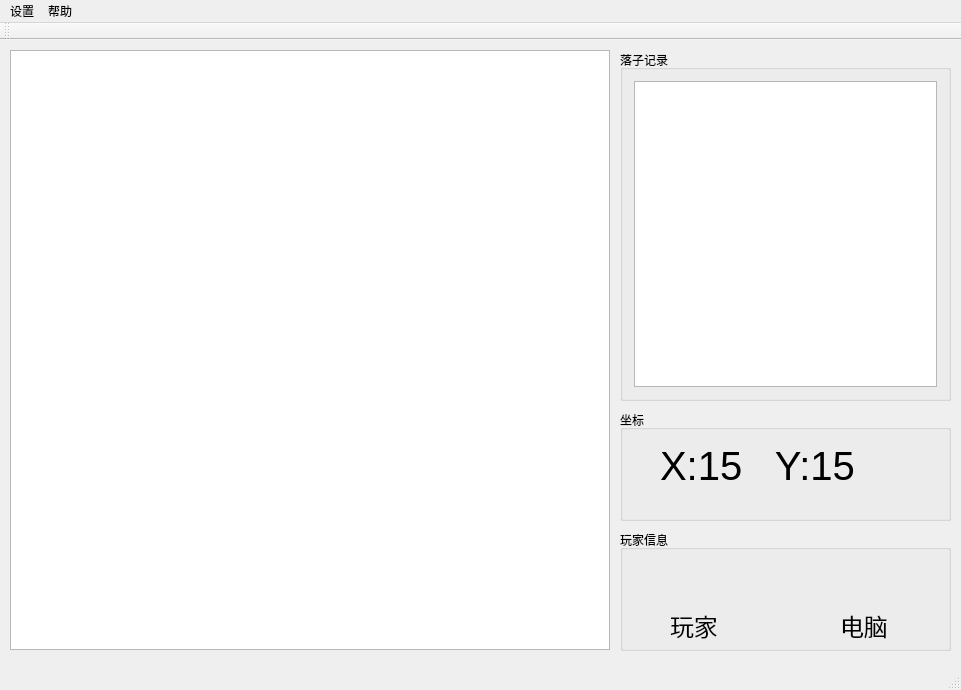
This is QtGomoku/QtGomoku/QtGomoku.ui in jiafeng5513/Gomoku as Qt 5 draws it before an edit. The edited form follows.
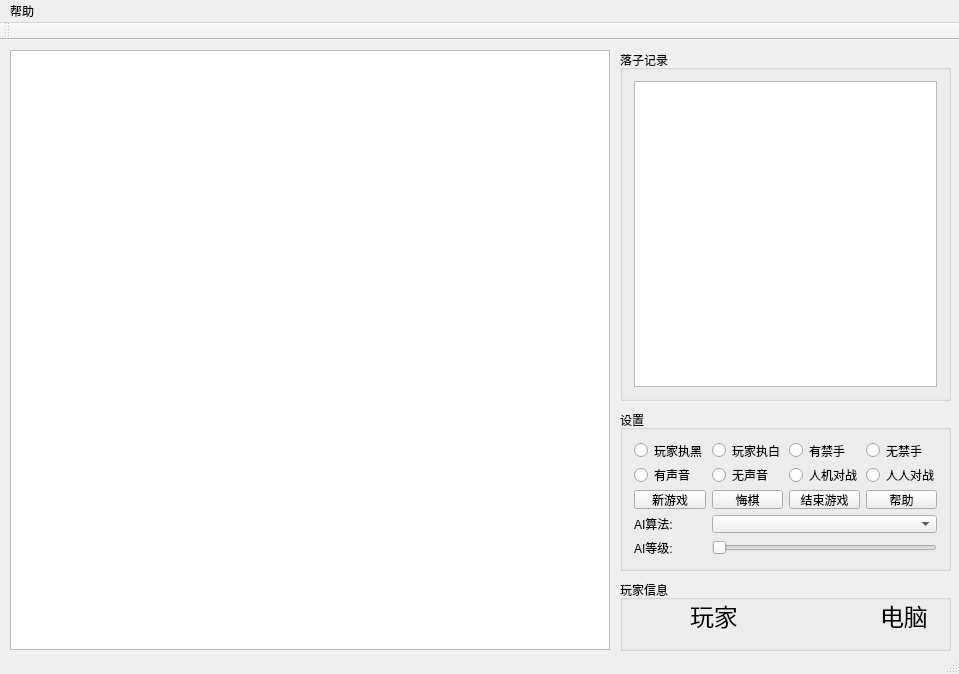
This is the edited form. Icons and pictures are not drawn.

Patch:
```diff
--- a/QtGomoku/QtGomoku/QtGomoku.ui
+++ b/QtGomoku/QtGomoku/QtGomoku.ui
@@ -9,8 +9,8 @@
    <rect>
     <x>0</x>
     <y>0</y>
-    <width>961</width>
-    <height>690</height>
+    <width>959</width>
+    <height>674</height>
    </rect>
   </property>
   <property name="sizePolicy">
@@ -69,39 +69,130 @@
       <x>620</x>
       <y>370</y>
       <width>331</width>
-      <height>111</height>
+      <height>161</height>
      </rect>
     </property>
     <property name="title">
-     <string>坐标</string>
+     <string>设置</string>
     </property>
-    <widget class="QLabel" name="label_Coordinate">
-     <property name="geometry">
-      <rect>
-       <x>40</x>
-       <y>30</y>
-       <width>271</width>
-       <height>51</height>
-      </rect>
-     </property>
-     <property name="font">
-      <font>
-       <family>Arial</family>
-       <pointsize>30</pointsize>
-      </font>
-     </property>
-     <property name="text">
-      <string>X:15   Y:15</string>
-     </property>
-    </widget>
+    <layout class="QGridLayout" name="gridLayout_2">
+     <item row="0" column="0">
+      <widget class="QRadioButton" name="radioButton_HumanBlack">
+       <property name="text">
+        <string>玩家执黑</string>
+       </property>
+      </widget>
+     </item>
+     <item row="4" column="0">
+      <widget class="QLabel" name="label_4">
+       <property name="text">
+        <string>AI等级:</string>
+       </property>
+      </widget>
+     </item>
+     <item row="3" column="0">
+      <widget class="QLabel" name="label_3">
+       <property name="text">
+        <string>AI算法:</string>
+       </property>
+      </widget>
+     </item>
+     <item row="3" column="1" colspan="3">
+      <widget class="QComboBox" name="comboBox_AiAlgorithm"/>
+     </item>
+     <item row="4" column="1" colspan="3">
+      <widget class="QSlider" name="horizontalSlider_AiLevel">
+       <property name="orientation">
+        <enum>Qt::Horizontal</enum>
+       </property>
+      </widget>
+     </item>
+     <item row="0" column="1">
+      <widget class="QRadioButton" name="radioButton_HumanWhite">
+       <property name="text">
+        <string>玩家执白</string>
+       </property>
+      </widget>
+     </item>
+     <item row="1" column="2">
+      <widget class="QRadioButton" name="radioButton_PVE">
+       <property name="text">
+        <string>人机对战</string>
+       </property>
+      </widget>
+     </item>
+     <item row="0" column="2">
+      <widget class="QRadioButton" name="radioButton_EnableForbidden">
+       <property name="text">
+        <string>有禁手</string>
+       </property>
+      </widget>
+     </item>
+     <item row="0" column="3">
+      <widget class="QRadioButton" name="radioButton_UnableForbidden">
+       <property name="text">
+        <string>无禁手</string>
+       </property>
+      </widget>
+     </item>
+     <item row="1" column="0">
+      <widget class="QRadioButton" name="radioButton_SoundOn">
+       <property name="text">
+        <string>有声音</string>
+       </property>
+      </widget>
+     </item>
+     <item row="1" column="1">
+      <widget class="QRadioButton" name="radioButton_SoundOff">
+       <property name="text">
+        <string>无声音</string>
+       </property>
+      </widget>
+     </item>
+     <item row="2" column="0">
+      <widget class="QPushButton" name="pushButton_NewGame">
+       <property name="text">
+        <string>新游戏</string>
+       </property>
+      </widget>
+     </item>
+     <item row="1" column="3">
+      <widget class="QRadioButton" name="radioButton_PVP">
+       <property name="text">
+        <string>人人对战</string>
+       </property>
+      </widget>
+     </item>
+     <item row="2" column="1">
+      <widget class="QPushButton" name="pushButton_Undo">
+       <property name="text">
+        <string>悔棋</string>
+       </property>
+      </widget>
+     </item>
+     <item row="2" column="2">
+      <widget class="QPushButton" name="pushButton_StopGame">
+       <property name="text">
+        <string>结束游戏</string>
+       </property>
+      </widget>
+     </item>
+     <item row="2" column="3">
+      <widget class="QPushButton" name="pushButton_Help">
+       <property name="text">
+        <string>帮助</string>
+       </property>
+      </widget>
+     </item>
+    </layout>
    </widget>
    <widget class="QGroupBox" name="groupBox_3">
     <property name="geometry">
      <rect>
       <x>620</x>
-      <y>490</y>
+      <y>540</y>
       <width>331</width>
-      <height>121</height>
+      <height>71</height>
      </rect>
     </property>
     <property name="title">
@@ -110,10 +201,10 @@
     <widget class="QLabel" name="label">
      <property name="geometry">
       <rect>
-       <x>60</x>
-       <y>30</y>
-       <width>40</width>
-       <height>40</height>
+       <x>20</x>
+       <y>20</y>
+       <width>41</width>
+       <height>41</height>
       </rect>
      </property>
      <property name="styleSheet">
@@ -126,10 +217,10 @@
     <widget class="QLabel" name="label_2">
      <property name="geometry">
       <rect>
-       <x>230</x>
-       <y>30</y>
-       <width>40</width>
-       <height>40</height>
+       <x>210</x>
+       <y>20</y>
+       <width>41</width>
+       <height>41</height>
       </rect>
      </property>
      <property name="styleSheet">
@@ -142,9 +233,9 @@
     <widget class="QLabel" name="label_BlackOwner">
      <property name="geometry">
       <rect>
-       <x>50</x>
-       <y>80</y>
-       <width>61</width>
+       <x>70</x>
+       <y>20</y>
+       <width>48</width>
        <height>31</height>
       </rect>
      </property>
@@ -161,9 +252,9 @@
     <widget class="QLabel" name="label_WhiteOwner">
      <property name="geometry">
       <rect>
-       <x>220</x>
-       <y>80</y>
-       <width>71</width>
+       <x>260</x>
+       <y>20</y>
+       <width>48</width>
        <height>31</height>
       </rect>
      </property>
@@ -184,32 +275,16 @@
     <rect>
      <x>0</x>
      <y>0</y>
-     <width>961</width>
-     <height>26</height>
+     <width>959</width>
+     <height>23</height>
     </rect>
    </property>
-   <widget class="QMenu" name="menu">
-    <property name="title">
-     <string>设置</string>
-    </property>
-    <widget class="QMenu" name="menu_3">
-     <property name="title">
-      <string>规则</string>
-     </property>
-     <addaction name="action_4"/>
-     <addaction name="action_5"/>
-    </widget>
-    <addaction name="actionAI"/>
-    <addaction name="action_2"/>
-    <addaction name="menu_3"/>
-   </widget>
    <widget class="QMenu" name="menu_2">
     <property name="title">
      <string>帮助</string>
     </property>
     <addaction name="action"/>
    </widget>
-   <addaction name="menu"/>
    <addaction name="menu_2"/>
   </widget>
   <widget class="QToolBar" name="mainToolBar">
```
